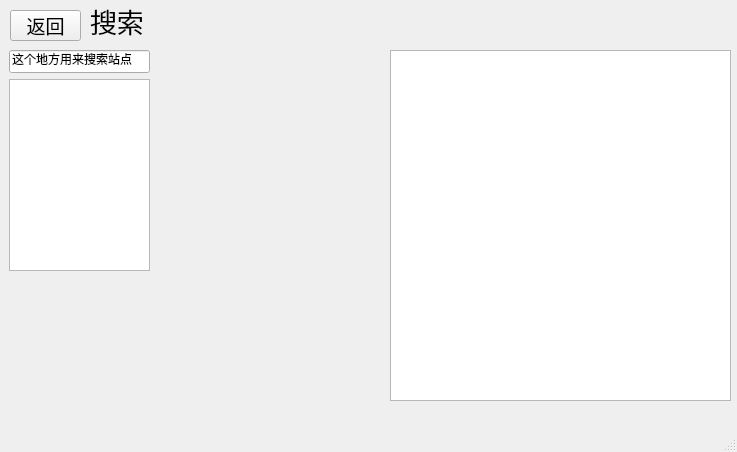
This is subway/mainwindow.ui in imv05/QT as Qt 5 draws it before an edit. The edited form follows.
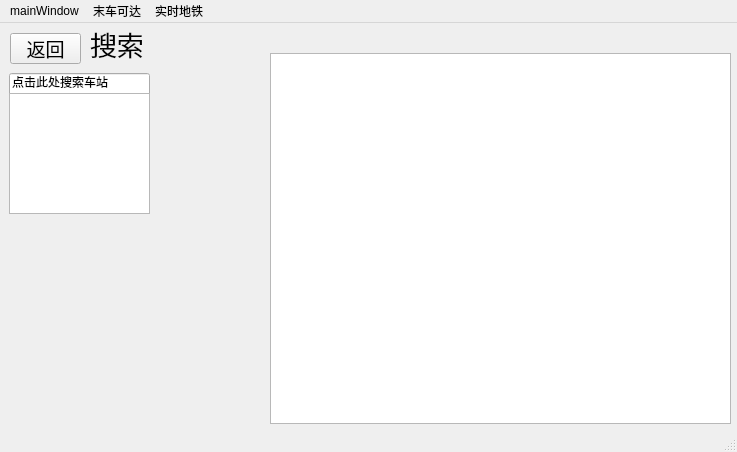
This is the edited form.

Patch:
```diff
--- a/subway/mainwindow.ui
+++ b/subway/mainwindow.ui
@@ -42,7 +42,7 @@
      </rect>
     </property>
     <property name="text">
-     <string>这个地方用来搜索站点</string>
+     <string>点击此处搜索车站</string>
     </property>
    </widget>
    <widget class="QPushButton" name="pushButton">
@@ -68,9 +68,9 @@
     <property name="geometry">
      <rect>
       <x>9</x>
-      <y>79</y>
+      <y>70</y>
       <width>141</width>
-      <height>192</height>
+      <height>121</height>
      </rect>
     </property>
    </widget>
@@ -79,7 +79,7 @@
      <rect>
       <x>160</x>
       <y>0</y>
-      <width>231</width>
+      <width>91</width>
       <height>221</height>
      </rect>
     </property>
@@ -88,10 +88,10 @@
    <widget class="QGraphicsView" name="graphicsView">
     <property name="geometry">
      <rect>
-      <x>390</x>
-      <y>50</y>
-      <width>341</width>
-      <height>351</height>
+      <x>270</x>
+      <y>30</y>
+      <width>461</width>
+      <height>371</height>
      </rect>
     </property>
    </widget>
@@ -105,6 +105,24 @@
      <height>21</height>
     </rect>
    </property>
+   <widget class="QMenu" name="menumainWindow">
+    <property name="title">
+     <string>mainWindow</string>
+    </property>
+   </widget>
+   <widget class="QMenu" name="menu_lastTrain">
+    <property name="title">
+     <string>末车可达</string>
+    </property>
+   </widget>
+   <widget class="QMenu" name="menu_realTime">
+    <property name="title">
+     <string>实时地铁</string>
+    </property>
+   </widget>
+   <addaction name="menumainWindow"/>
+   <addaction name="menu_lastTrain"/>
+   <addaction name="menu_realTime"/>
   </widget>
   <widget class="QStatusBar" name="statusbar"/>
  </widget>
```
